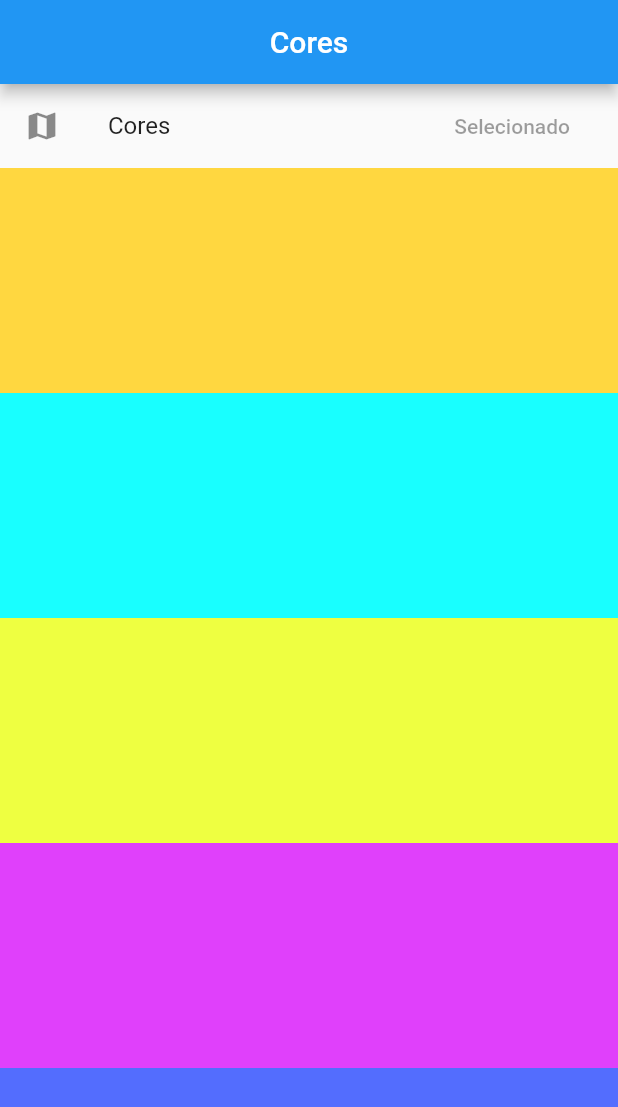
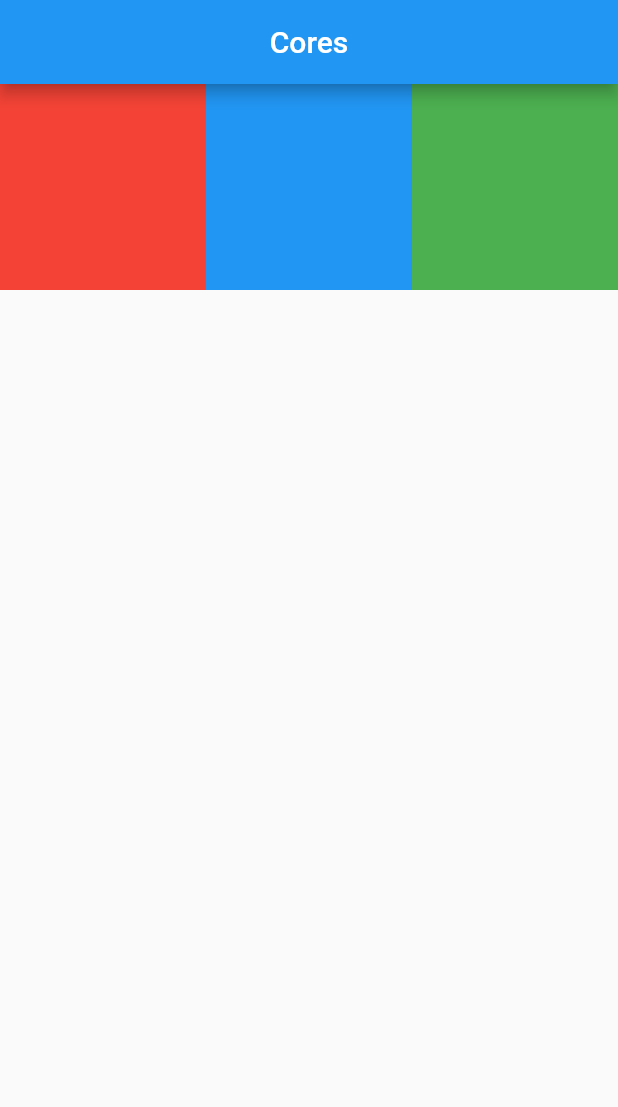
Before and after one commit to AngeloFilhoPS/flutter-study, a Flutter app: the screen it shows after launch, on a phone screen of 412 x 824 dp. Shown: the top 1107 px of the screen. Run offline on Flutter 3.47's test engine with Material 2 defaults, Android fonts, the phone set to English and light mode, and no system bars.

Commit message:
listas em grid modulo 3-7

```diff
--- a/lib/main.dart
+++ b/lib/main.dart
@@ -19,21 +19,19 @@ class MeuApp extends StatelessWidget {
           title: Text('Cores'),
           centerTitle: true,
         ),
-        body: ListView(
+        body: GridView.count(
+          crossAxisCount: 3,
+          scrollDirection: Axis.vertical,
           children: <Widget>[
-            ListTile(
-              title: Text("Cores"),
-              leading: Icon(Icons.map),
-              trailing: FlatButton(
-                onPressed: null,
-                child: Text("Selecionado"),
-              ),
+            Container(
+              color: Colors.red,
             ),
-            Container(height: 150, color: Colors.amberAccent),
-            Container(height: 150, color: Colors.cyanAccent),
-            Container(height: 150, color: Colors.limeAccent),
-            Container(height: 150, color: Colors.purpleAccent),
-            Container(height: 150, color: Colors.indigoAccent),
+            Container(
+              color: Colors.blue,
+            ),
+            Container(
+              color: Colors.green,
+            ),
           ],
         ),
       ),
```
